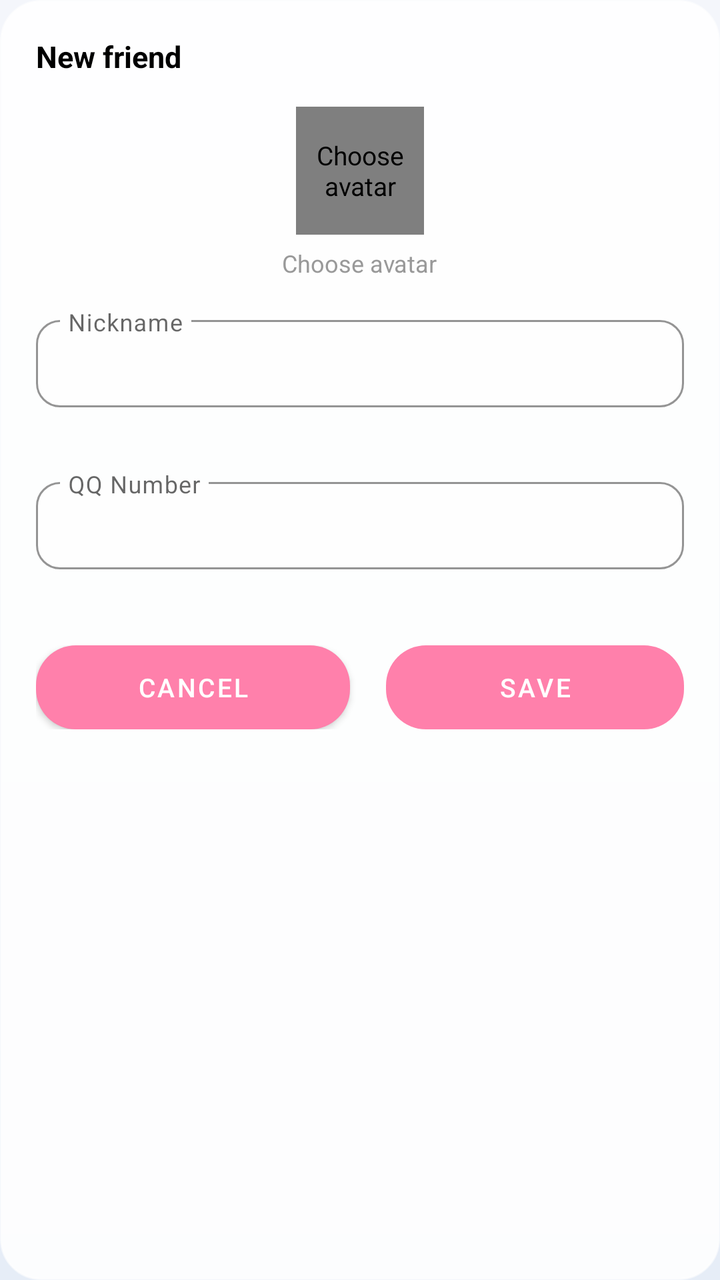
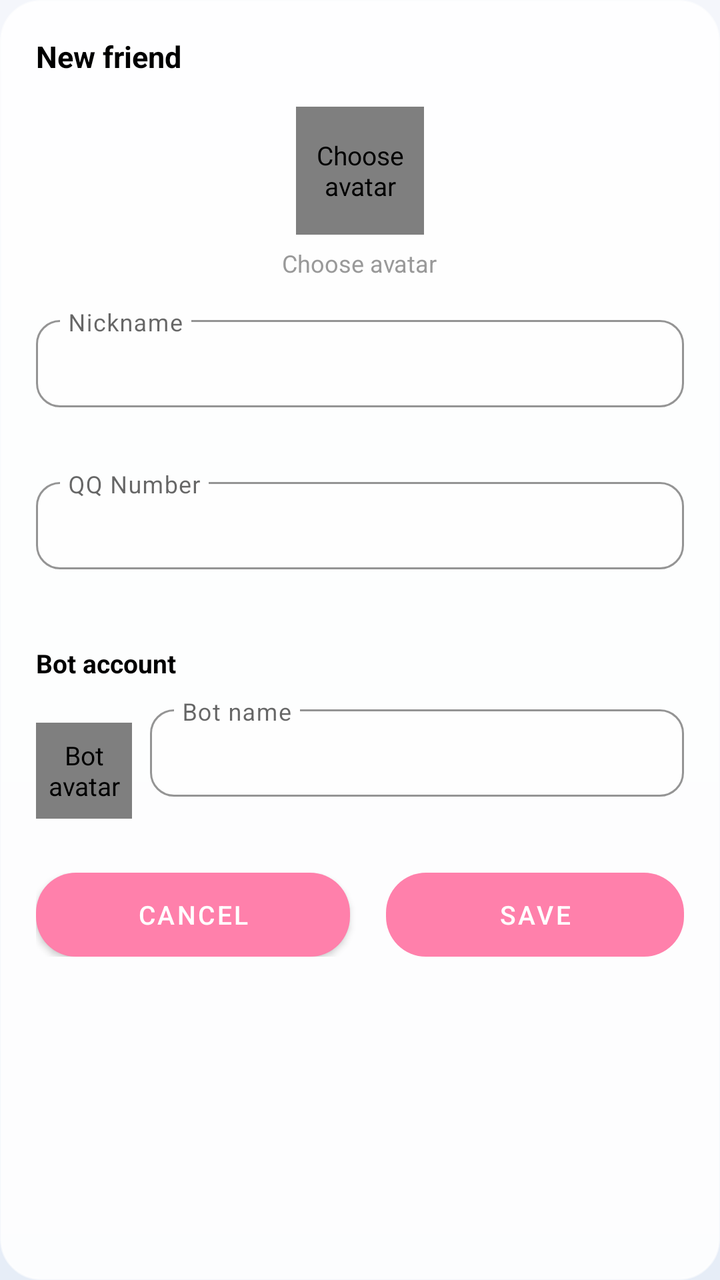

An Android layout rendered at two revisions. The XML below is the earlier revision; the diff shows what the commit changed to produce the second picture.
<!-- AndroidManifest.xml: application theme Theme.ZhenxunBotManager -->
<!-- res/layout/dialog_lab_create_friend.xml -->
<?xml version="1.0" encoding="utf-8"?>
<LinearLayout xmlns:android="http://schemas.android.com/apk/res/android"
    xmlns:app="http://schemas.android.com/apk/res-auto"
    android:layout_width="wrap_content"
    android:layout_height="wrap_content"
    android:background="@drawable/bg_dialog_round"
    android:minWidth="280dp"
    android:orientation="vertical"
    android:padding="@dimen/box_padding">

    <TextView
        android:layout_width="match_parent"
        android:layout_height="wrap_content"
        android:text="@string/lab_create_friend"
        android:textColor="@color/dn_black"
        android:textSize="@dimen/title_size_normal"
        android:textStyle="bold" />

    <me.kbai.zhenxunui.widget.CornerImageView
        android:id="@+id/iv_avatar"
        android:layout_width="64dp"
        android:layout_height="64dp"
        android:layout_gravity="center_horizontal"
        android:layout_marginTop="@dimen/margin_wider"
        android:background="?attr/selectableItemBackgroundBorderless"
        android:contentDescription="@string/lab_choose_avatar"
        app:cornerRadius="999dp"
        android:src="@drawable/ic_lab_friend_avatar" />

    <TextView
        android:layout_width="wrap_content"
        android:layout_height="wrap_content"
        android:layout_gravity="center_horizontal"
        android:layout_marginTop="@dimen/margin_narrow"
        android:text="@string/lab_choose_avatar"
        android:textColor="@color/text_gray"
        android:textSize="@dimen/text_size_small" />

    <com.google.android.material.textfield.TextInputLayout
        style="@style/TextInputLayout"
        android:layout_width="match_parent"
        android:layout_height="wrap_content"
        android:layout_marginTop="@dimen/margin_wider"
        android:hint="@string/lab_friend_name"
        app:expandedHintEnabled="false">

        <com.google.android.material.textfield.TextInputEditText
            android:id="@+id/et_name"
            android:layout_width="match_parent"
            android:layout_height="wrap_content"
            android:inputType="text"
            android:maxLength="24"
            android:textColorHint="@color/text_gray"
            android:textSize="@dimen/et_text_size" />
    </com.google.android.material.textfield.TextInputLayout>

    <com.google.android.material.textfield.TextInputLayout
        style="@style/TextInputLayout"
        android:layout_width="match_parent"
        android:layout_height="wrap_content"
        android:layout_marginTop="@dimen/margin_normal"
        android:hint="@string/lab_friend_qq"
        app:expandedHintEnabled="false">

        <com.google.android.material.textfield.TextInputEditText
            android:id="@+id/et_qq"
            android:layout_width="match_parent"
            android:layout_height="wrap_content"
            android:inputType="number"
            android:maxLength="12"
            android:textColorHint="@color/text_gray"
            android:textSize="@dimen/et_text_size" />
    </com.google.android.material.textfield.TextInputLayout>

    <LinearLayout
        android:layout_width="match_parent"
        android:layout_height="wrap_content"
        android:layout_marginTop="@dimen/margin_wider"
        android:orientation="horizontal">

        <com.google.android.material.button.MaterialButton
            android:id="@+id/btn_cancel"
            android:layout_width="wrap_content"
            android:layout_height="wrap_content"
            android:layout_marginEnd="@dimen/margin_normal"
            android:layout_weight="1"
            android:text="@string/cancel" />

        <com.google.android.material.button.MaterialButton
            android:id="@+id/btn_save"
            android:layout_width="wrap_content"
            android:layout_height="wrap_content"
            android:layout_marginStart="@dimen/margin_normal"
            android:layout_weight="1"
            android:enabled="false"
            android:text="@string/save" />
    </LinearLayout>
</LinearLayout>
<!-- resources referenced by this layout -->
<resources>
  <color name="dn_black">@color/black</color>
  <color name="text_gray">#999999</color>
  <dimen name="box_padding">18dp</dimen>
  <dimen name="et_text_size">13sp</dimen>
  <dimen name="margin_narrow">6dp</dimen>
  <dimen name="margin_normal">9dp</dimen>
  <dimen name="margin_wider">15dp</dimen>
  <dimen name="text_size_small">12sp</dimen>
  <dimen name="title_size_normal">15sp</dimen>
  <string name="cancel">Cancel</string>
  <string name="lab_choose_avatar">Choose avatar</string>
  <string name="lab_create_friend">New friend</string>
  <string name="lab_friend_name">Nickname</string>
  <string name="lab_friend_qq">QQ Number</string>
  <string name="save">Save</string>
  <color name="black">#FF000000</color>
  <color name="glass_dialog">#E6FFFFFF</color>
  <color name="glass_border">#99FFFFFF</color>
  <dimen name="box_round_radius">20dp</dimen>
  <color name="color_error">#FA5B30</color>
  <color name="glass_input">#B3FFFFFF</color>
  <color name="glass_input_stroke">#80FFFFFF</color>
  <color name="pink_A100">#FF80AB</color>
  <color name="white">#FFFFFFFF</color>
  <color name="teal_200">#FF03DAC5</color>
  <color name="teal_700">#FF018786</color>
  <color name="glass_surface_soft">#80FFFFFF</color>
  <!-- drawable bg_glass_window (drawable) -->
  <?xml version="1.0" encoding="utf-8"?>
  <shape xmlns:android="http://schemas.android.com/apk/res/android"
      android:shape="rectangle">
      <gradient
          android:angle="270"
          android:endColor="@color/glass_backdrop_bottom"
          android:startColor="@color/glass_backdrop_top" />
  </shape>
  <dimen name="text_size_normal">13sp</dimen>
  <style name="ThemeOverlay.Glass.Dialog" parent="ThemeOverlay.MaterialComponents.MaterialAlertDialog">
          <item name="android:windowBackground">@android:color/transparent</item>
          <item name="colorSurface">@color/glass_dialog</item>
          <item name="buttonBarButtonStyle">@style/Widget.Glass.Dialog.Button</item>
      </style>
  <color name="glass_backdrop_bottom">#FFE6EDF7</color>
  <color name="glass_backdrop_top">#FFF4F6FB</color>
  <color name="glass_button_tint">#FFFF80AB</color>
  <color name="glass_button_text">#FFFFFFFF</color>
  <color name="glass_ripple">#40FF80AB</color>
  <style name="Widget.Glass.Dialog.Button" parent="Widget.MaterialComponents.Button.TextButton.Dialog">
          <item name="android:textColor">?attr/colorPrimary</item>
          <item name="rippleColor">@color/glass_ripple</item>
      </style>
  <!-- unchanged entries left out for length: 5 -->
</resources>

<!-- the commit's change to res/layout/dialog_lab_create_friend.xml (unified diff, before → after) -->
@@ -1,98 +1,149 @@
 <?xml version="1.0" encoding="utf-8"?>
-<LinearLayout xmlns:android="http://schemas.android.com/apk/res/android"
+<ScrollView xmlns:android="http://schemas.android.com/apk/res/android"
     xmlns:app="http://schemas.android.com/apk/res-auto"
     android:layout_width="wrap_content"
     android:layout_height="wrap_content"
     android:background="@drawable/bg_dialog_round"
-    android:minWidth="280dp"
+    android:minWidth="300dp"
     android:orientation="vertical"
     android:padding="@dimen/box_padding">
-
-    <TextView
-        android:layout_width="match_parent"
-        android:layout_height="wrap_content"
-        android:text="@string/lab_create_friend"
-        android:textColor="@color/dn_black"
-        android:textSize="@dimen/title_size_normal"
-        android:textStyle="bold" />
-
-    <me.kbai.zhenxunui.widget.CornerImageView
-        android:id="@+id/iv_avatar"
-        android:layout_width="64dp"
-        android:layout_height="64dp"
-        android:layout_gravity="center_horizontal"
-        android:layout_marginTop="@dimen/margin_wider"
-        android:background="?attr/selectableItemBackgroundBorderless"
-        android:contentDescription="@string/lab_choose_avatar"
-        app:cornerRadius="999dp"
-        android:src="@drawable/ic_lab_friend_avatar" />
-
-    <TextView
-        android:layout_width="wrap_content"
-        android:layout_height="wrap_content"
-        android:layout_gravity="center_horizontal"
-        android:layout_marginTop="@dimen/margin_narrow"
-        android:text="@string/lab_choose_avatar"
-        android:textColor="@color/text_gray"
-        android:textSize="@dimen/text_size_small" />
-
-    <com.google.android.material.textfield.TextInputLayout
-        style="@style/TextInputLayout"
-        android:layout_width="match_parent"
-        android:layout_height="wrap_content"
-        android:layout_marginTop="@dimen/margin_wider"
-        android:hint="@string/lab_friend_name"
-        app:expandedHintEnabled="false">
-
-        <com.google.android.material.textfield.TextInputEditText
-            android:id="@+id/et_name"
-            android:layout_width="match_parent"
-            android:layout_height="wrap_content"
-            android:inputType="text"
-            android:maxLength="24"
-            android:textColorHint="@color/text_gray"
-            android:textSize="@dimen/et_text_size" />
-    </com.google.android.material.textfield.TextInputLayout>
-
-    <com.google.android.material.textfield.TextInputLayout
-        style="@style/TextInputLayout"
-        android:layout_width="match_parent"
-        android:layout_height="wrap_content"
-        android:layout_marginTop="@dimen/margin_normal"
-        android:hint="@string/lab_friend_qq"
-        app:expandedHintEnabled="false">
-
-        <com.google.android.material.textfield.TextInputEditText
-            android:id="@+id/et_qq"
-            android:layout_width="match_parent"
-            android:layout_height="wrap_content"
-            android:inputType="number"
-            android:maxLength="12"
-            android:textColorHint="@color/text_gray"
-            android:textSize="@dimen/et_text_size" />
-    </com.google.android.material.textfield.TextInputLayout>
 
     <LinearLayout
         android:layout_width="match_parent"
         android:layout_height="wrap_content"
-        android:layout_marginTop="@dimen/margin_wider"
-        android:orientation="horizontal">
+        android:orientation="vertical">
 
-        <com.google.android.material.button.MaterialButton
-            android:id="@+id/btn_cancel"
+        <TextView
+            android:layout_width="match_parent"
+            android:layout_height="wrap_content"
+            android:text="@string/lab_create_friend"
+            android:textColor="@color/dn_black"
+            android:textSize="@dimen/title_size_normal"
+            android:textStyle="bold" />
+
+        <me.kbai.zhenxunui.widget.CornerImageView
+            android:id="@+id/iv_avatar"
+            android:layout_width="64dp"
+            android:layout_height="64dp"
+            android:layout_gravity="center_horizontal"
+            android:layout_marginTop="@dimen/margin_wider"
+            android:background="?attr/selectableItemBackgroundBorderless"
+            android:contentDescription="@string/lab_choose_avatar"
+            android:src="@drawable/ic_lab_friend_avatar"
+            app:cornerRadius="999dp" />
+
+        <TextView
             android:layout_width="wrap_content"
             android:layout_height="wrap_content"
-            android:layout_marginEnd="@dimen/margin_normal"
-            android:layout_weight="1"
-            android:text="@string/cancel" />
+            android:layout_gravity="center_horizontal"
+            android:layout_marginTop="@dimen/margin_narrow"
+            android:text="@string/lab_choose_avatar"
+            android:textColor="@color/text_gray"
+            android:textSize="@dimen/text_size_small" />
 
-        <com.google.android.material.button.MaterialButton
-            android:id="@+id/btn_save"
-            android:layout_width="wrap_content"
+        <com.google.android.material.textfield.TextInputLayout
+            style="@style/TextInputLayout"
+            android:layout_width="match_parent"
             android:layout_height="wrap_content"
-            android:layout_marginStart="@dimen/margin_normal"
-            android:layout_weight="1"
-            android:enabled="false"
-            android:text="@string/save" />
+            android:layout_marginTop="@dimen/margin_wider"
+            android:hint="@string/lab_friend_name"
+            app:expandedHintEnabled="false">
+
+            <com.google.android.material.textfield.TextInputEditText
+                android:id="@+id/et_name"
+                android:layout_width="match_parent"
+                android:layout_height="wrap_content"
+                android:inputType="text"
+                android:maxLength="24"
+                android:textColorHint="@color/text_gray"
+                android:textSize="@dimen/et_text_size" />
+        </com.google.android.material.textfield.TextInputLayout>
+
+        <com.google.android.material.textfield.TextInputLayout
+            style="@style/TextInputLayout"
+            android:layout_width="match_parent"
+            android:layout_height="wrap_content"
+            android:layout_marginTop="@dimen/margin_normal"
+            android:hint="@string/lab_friend_qq"
+            app:expandedHintEnabled="false">
+
+            <com.google.android.material.textfield.TextInputEditText
+                android:id="@+id/et_qq"
+                android:layout_width="match_parent"
+                android:layout_height="wrap_content"
+                android:inputType="number"
+                android:maxLength="12"
+                android:textColorHint="@color/text_gray"
+                android:textSize="@dimen/et_text_size" />
+        </com.google.android.material.textfield.TextInputLayout>
+
+        <TextView
+            android:layout_width="match_parent"
+            android:layout_height="wrap_content"
+            android:layout_marginTop="@dimen/margin_wider"
+            android:text="@string/lab_bot_section"
+            android:textColor="@color/dn_black"
+            android:textSize="@dimen/text_size_normal"
+            android:textStyle="bold" />
+
+        <LinearLayout
+            android:layout_width="match_parent"
+            android:layout_height="wrap_content"
+            android:layout_marginTop="@dimen/margin_normal"
+            android:gravity="center_vertical"
+            android:orientation="horizontal">
+
+            <me.kbai.zhenxunui.widget.CornerImageView
+                android:id="@+id/iv_bot_avatar"
+                android:layout_width="48dp"
+                android:layout_height="48dp"
+                android:background="?attr/selectableItemBackgroundBorderless"
+                android:contentDescription="@string/lab_bot_avatar"
+                android:src="@drawable/ic_lab_bot_avatar"
+                app:cornerRadius="999dp" />
+
+            <com.google.android.material.textfield.TextInputLayout
+                style="@style/TextInputLayout"
+                android:layout_width="0dp"
+                android:layout_height="wrap_content"
+                android:layout_marginStart="@dimen/margin_normal"
+                android:layout_weight="1"
+                android:hint="@string/lab_bot_name_label"
+                app:expandedHintEnabled="false">
+
+                <com.google.android.material.textfield.TextInputEditText
+                    android:id="@+id/et_bot_name"
+                    android:layout_width="match_parent"
+                    android:layout_height="wrap_content"
+                    android:inputType="text"
+                    android:maxLength="24"
+                    android:textColorHint="@color/text_gray"
+                    android:textSize="@dimen/et_text_size" />
+            </com.google.android.material.textfield.TextInputLayout>
+        </LinearLayout>
+
+        <LinearLayout
+            android:layout_width="match_parent"
+            android:layout_height="wrap_content"
+            android:layout_marginTop="@dimen/margin_wider"
+            android:orientation="horizontal">
+
+            <com.google.android.material.button.MaterialButton
+                android:id="@+id/btn_cancel"
+                android:layout_width="wrap_content"
+                android:layout_height="wrap_content"
+                android:layout_marginEnd="@dimen/margin_normal"
+                android:layout_weight="1"
+                android:text="@string/cancel" />
+
+            <com.google.android.material.button.MaterialButton
+                android:id="@+id/btn_save"
+                android:layout_width="wrap_content"
+                android:layout_height="wrap_content"
+                android:layout_marginStart="@dimen/margin_normal"
+                android:layout_weight="1"
+                android:enabled="false"
+                android:text="@string/save" />
+        </LinearLayout>
     </LinearLayout>
-</LinearLayout>
+</ScrollView>
<!-- resource entries referenced after the edit -->
@@ -9,7 +9,40 @@
   <dimen name="margin_wider">15dp</dimen>
   <dimen name="text_size_small">12sp</dimen>
   <dimen name="title_size_normal">15sp</dimen>
+  <!-- drawable ic_lab_bot_avatar (drawable) -->
+  <?xml version="1.0" encoding="utf-8"?>
+  <vector xmlns:android="http://schemas.android.com/apk/res/android"
+      android:width="48dp"
+      android:height="48dp"
+      android:viewportWidth="48"
+      android:viewportHeight="48">
+  
+      <path
+          android:fillColor="#3D8BFF"
+          android:pathData="M24,0A24,24 0 1,0 24,48A24,24 0 1,0 24,0Z" />
+      <path
+          android:fillColor="#FFFFFF"
+          android:pathData="M14,20C14,17.8 15.8,16 18,16H30C32.2,16 34,17.8 34,20V32C34,34.2 32.2,36 30,36H18C15.8,36 14,34.2 14,32Z" />
+      <path
+          android:fillColor="#3D8BFF"
+          android:pathData="M19,24.5m-2,0a2,2 0 1,0 4,0a2,2 0 1,0 -4,0" />
+      <path
+          android:fillColor="#3D8BFF"
+          android:pathData="M29,24.5m-2,0a2,2 0 1,0 4,0a2,2 0 1,0 -4,0" />
+      <path
+          android:fillColor="#3D8BFF"
+          android:pathData="M20,30H28V32H20Z" />
+      <path
+          android:fillColor="#FFFFFF"
+          android:pathData="M23,16V12H25V16Z" />
+      <path
+          android:fillColor="#FFFFFF"
+          android:pathData="M24,9m-2.5,0a2.5,2.5 0 1,0 5,0a2.5,2.5 0 1,0 -5,0" />
+  </vector>
   <string name="cancel">Cancel</string>
+  <string name="lab_bot_avatar">Bot avatar</string>
+  <string name="lab_bot_name_label">Bot name</string>
+  <string name="lab_bot_section">Bot account</string>
   <string name="lab_choose_avatar">Choose avatar</string>
   <string name="lab_create_friend">New friend</string>
   <string name="lab_friend_name">Nickname</string>
